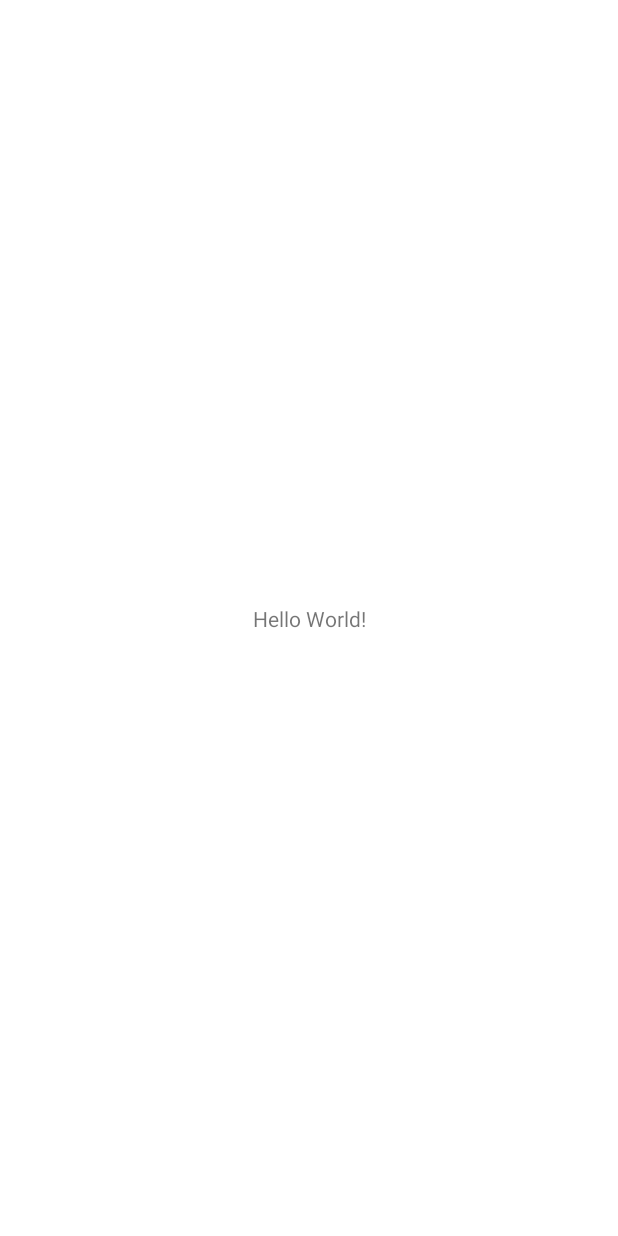
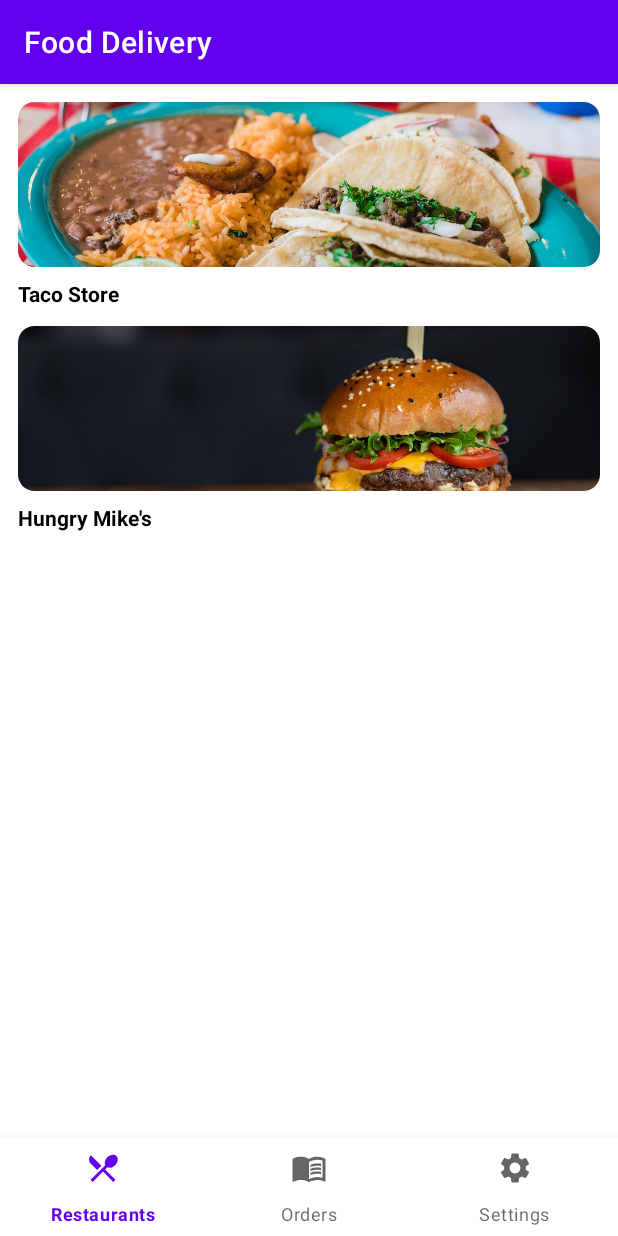
Before and after one commit to Denyol/MAD-Food-Order, an Android app: the screen it shows after launch (MainActivity), on a phone screen of 412 x 824 dp. Before the commit the screen is almost empty. Run offline under Robolectric (Android 15) with nearby library versions, the phone set to English and light mode, and no system bars.

Commit message:
Added Restaurant saving functionality and RecyclerView
- Restaurant details are saved in .json file and read in to the database
- RecyclerView to display restaurants and dynamically assigned image.

```diff
--- a/app/src/main/java/edu/curtin/danieltucker/foode/DBHelper.java
+++ b/app/src/main/java/edu/curtin/danieltucker/foode/DBHelper.java
@@ -17,20 +17,20 @@ public class DBHelper extends SQLiteOpenHelper {
     public void onCreate(SQLiteDatabase db) {
         db.execSQL("CREATE TABLE " + DatabaseSchema.RestaurantTable.NAME + "(" +
                 DatabaseSchema.RestaurantTable.Cols.ID + " INTEGER PRIMARY KEY," +
-                DatabaseSchema.RestaurantTable.Cols.NAME + " TEXT NOT NULL);");
+                DatabaseSchema.RestaurantTable.Cols.NAME + " TEXT NOT NULL)");
 
         db.execSQL("CREATE TABLE " + DatabaseSchema.UsersTable.NAME + "(" +
                 DatabaseSchema.UsersTable.Cols.ID + " INTEGER PRIMARY KEY," +
                 DatabaseSchema.UsersTable.Cols.FIRST_NAME + " TEXT," +
                 DatabaseSchema.UsersTable.Cols.LAST_NAME + " TEXT," +
                 DatabaseSchema.UsersTable.Cols.EMAIL + " TEXT NOT NULL," +
-                DatabaseSchema.UsersTable.Cols.PASSWORD + " TEXT NOT NULL);");
+                DatabaseSchema.UsersTable.Cols.PASSWORD + " TEXT NOT NULL)");
 
         db.execSQL("CREATE TABLE " + DatabaseSchema.ResourceTable.NAME + "(" +
                 DatabaseSchema.ResourceTable.Cols.REF + " TEXT PRIMARY KEY," +
                 DatabaseSchema.ResourceTable.Cols.RESTAURANT + " INTEGER NOT NULL," +
                 "FOREIGN KEY(" + DatabaseSchema.ResourceTable.Cols.RESTAURANT + ") REFERENCES " +
-                DatabaseSchema.RestaurantTable.NAME + "(" + DatabaseSchema.RestaurantTable.Cols.ID + "));");
+                DatabaseSchema.RestaurantTable.NAME + "(" + DatabaseSchema.RestaurantTable.Cols.ID + "))");
 
         db.execSQL("CREATE TABLE " + DatabaseSchema.FoodTable.NAME + "(" +
                 DatabaseSchema.FoodTable.Cols.ID + " INTEGER PRIMARY KEY," +
@@ -41,15 +41,15 @@ public class DBHelper extends SQLiteOpenHelper {
                 "FOREIGN KEY(" + DatabaseSchema.FoodTable.Cols.RESOURCE + ") REFERENCES " +
                 DatabaseSchema.ResourceTable.NAME + "(" + DatabaseSchema.ResourceTable.Cols.REF + "), " +
                 "FOREIGN KEY(" + DatabaseSchema.FoodTable.Cols.RESTAURANT + ") REFERENCES " +
-                DatabaseSchema.RestaurantTable.NAME + "(" + DatabaseSchema.RestaurantTable.Cols.ID + "));");
+                DatabaseSchema.RestaurantTable.NAME + "(" + DatabaseSchema.RestaurantTable.Cols.ID + "))");
 
-        db.execSQL("CREATE TABLE " + DatabaseSchema.OrderTable.NAME + "(" +
+        db.execSQL("CREATE TABLE '" + DatabaseSchema.OrderTable.NAME + "'(" +
                 DatabaseSchema.OrderTable.Cols.ID + " INTEGER PRIMARY KEY," +
                 DatabaseSchema.OrderTable.Cols.USER + " INTEGER NOT NULL," +
                 DatabaseSchema.OrderTable.Cols.ITEM_CODE + " INTEGER NOT NULL," +
                 DatabaseSchema.OrderTable.Cols.QUANTITY + " INTEGER DEFAULT 0," +
                 "FOREIGN KEY(" + DatabaseSchema.OrderTable.Cols.ITEM_CODE + ") REFERENCES " +
-                DatabaseSchema.FoodTable.NAME + "(" + DatabaseSchema.FoodTable.Cols.ID + "));");
+                DatabaseSchema.FoodTable.NAME + "(" + DatabaseSchema.FoodTable.Cols.ID + "))");
     }
 
     @Override
--- a/app/src/main/java/edu/curtin/danieltucker/foode/MainActivity.java
+++ b/app/src/main/java/edu/curtin/danieltucker/foode/MainActivity.java
@@ -1,13 +1,33 @@
 package edu.curtin.danieltucker.foode;
 
 import android.app.Activity;
+import android.database.sqlite.SQLiteDatabase;
 import android.os.Bundle;
+import android.view.View;
 
-public class MainActivity extends Activity {
+import androidx.appcompat.app.AppCompatActivity;
+import androidx.fragment.app.Fragment;
+import androidx.fragment.app.FragmentManager;
+
+import org.json.JSONException;
+
+import edu.curtin.danieltucker.foode.model.FoodeData;
+
+public class MainActivity extends AppCompatActivity {
+
+    private SQLiteDatabase database;
 
     @Override
     protected void onCreate(Bundle savedInstanceState) {
         super.onCreate(savedInstanceState);
         setContentView(R.layout.activity_main);
+
+        database = new DBHelper(this).getWritableDatabase();
+        FoodeData d = new FoodeData(this);
+        d.initDatabaseData();
+
+        FragmentManager fm = getSupportFragmentManager();
+
+        fm.beginTransaction().replace(R.id.mainFrameLayout, RestaurantsFragment.class, null). commit();
     }
 }
--- /dev/null
+++ b/app/src/main/java/edu/curtin/danieltucker/foode/RestaurantListAdapter.java
@@ -0,0 +1,76 @@
+package edu.curtin.danieltucker.foode;
+
+import android.content.Context;
+import android.util.Log;
+import android.view.LayoutInflater;
+import android.view.View;
+import android.view.ViewGroup;
+import android.widget.TextView;
+
+import androidx.annotation.NonNull;
+import androidx.recyclerview.widget.RecyclerView;
+
+import com.google.android.material.imageview.ShapeableImageView;
+
+import java.util.ArrayList;
+
+import edu.curtin.danieltucker.foode.model.Restaurant;
+
+public class RestaurantListAdapter extends RecyclerView.Adapter<RestaurantListAdapter.RestaurantViewHolder> {
+
+    private ArrayList<Restaurant> restaurants;
+    private final Context context;
+
+    public class RestaurantViewHolder extends RecyclerView.ViewHolder {
+
+        private Restaurant restaurant;
+        private TextView name;
+        private ShapeableImageView image;
+
+        public RestaurantViewHolder(@NonNull View itemView) {
+            super(itemView);
+
+            this.name = itemView.findViewById(R.id.restaurantTitle);
+            this.image = itemView.findViewById(R.id.restaurantImageView);
+        }
+
+        public void bind(Restaurant restaurant) {
+            this.restaurant = restaurant;
+
+            name.setText(restaurant.getName());
+            int res = context.getResources().getIdentifier(restaurant.getResourceId(), "drawable", context.getPackageName());
+            this.image.setImageResource(res);
+
+            Log.d("ListAdapter", "Binding " + restaurant.getName() + " Res " + res);
+        }
+    }
+
+    public RestaurantListAdapter(ArrayList<Restaurant> restaurants, Context context) {
+        this.restaurants = restaurants;
+        this.context = context;
+
+        Log.d("ListAdapter", "Created data size " + restaurants.size());
+    }
+
+    @NonNull
+    @Override
+    public RestaurantViewHolder onCreateViewHolder(@NonNull ViewGroup parent, int viewType) {
+        LayoutInflater li = LayoutInflater.from(parent.getContext());
+
+        View restaurantView = li.inflate(R.layout.restaurant_item_view, parent, false);
+
+        return new RestaurantViewHolder(restaurantView);
+    }
+
+    @Override
+    public void onBindViewHolder(@NonNull RestaurantViewHolder holder, int position) {
+        holder.bind(restaurants.get(position));
+    }
+
+    @Override
+    public int getItemCount() {
+        return restaurants.size();
+    }
+
+
+}
--- /dev/null
+++ b/app/src/main/java/edu/curtin/danieltucker/foode/RestaurantsFragment.java
@@ -0,0 +1,55 @@
+package edu.curtin.danieltucker.foode;
+
+import android.os.Bundle;
+
+import androidx.annotation.NonNull;
+import androidx.annotation.Nullable;
+import androidx.fragment.app.Fragment;
+import androidx.lifecycle.ViewModelProvider;
+import androidx.recyclerview.widget.LinearLayoutManager;
+import androidx.recyclerview.widget.RecyclerView;
+
+import android.view.LayoutInflater;
+import android.view.View;
+import android.view.ViewGroup;
+
+import java.util.ArrayList;
+
+import edu.curtin.danieltucker.foode.model.FoodeData;
+import edu.curtin.danieltucker.foode.model.Restaurant;
+import edu.curtin.danieltucker.foode.model.RestaurantAdapter;
+
+public class RestaurantsFragment extends Fragment {
+
+    private FoodeData data;
+
+    public RestaurantsFragment() {
+        // Required empty public constructor
+    }
+
+    @Override
+    public void onCreate(Bundle savedInstanceState) {
+        super.onCreate(savedInstanceState);
+    }
+
+    @Override
+    public void onViewCreated(@NonNull View view, @Nullable Bundle savedInstanceState) {
+        super.onViewCreated(view, savedInstanceState);
+        //data = new ViewModelProvider(requireActivity()).get(FoodeData.class);
+    }
+
+    @Override
+    public View onCreateView(LayoutInflater inflater, ViewGroup container,
+                             Bundle savedInstanceState) {
+        // Inflate the layout for this fragment
+        View v = inflater.inflate(R.layout.fragment_resturants, container, false);
+
+        RecyclerView recyclerView = v.findViewById(R.id.restaurantsRecyclerView);
+        recyclerView.setLayoutManager(new LinearLayoutManager(getActivity()));
+
+        ArrayList<Restaurant> restaurants = new RestaurantAdapter(requireContext()).getRestaurants();
+        recyclerView.setAdapter(new RestaurantListAdapter(restaurants, getContext()));
+
+        return v;
+    }
+}
--- /dev/null
+++ b/app/src/main/java/edu/curtin/danieltucker/foode/model/FoodeData.java
@@ -0,0 +1,75 @@
+package edu.curtin.danieltucker.foode.model;
+
+import android.content.ContentValues;
+import android.content.Context;
+import android.database.Cursor;
+import android.database.sqlite.SQLiteDatabase;
+import android.util.JsonReader;
+import android.util.Log;
+
+import androidx.lifecycle.ViewModel;
+
+import org.json.JSONArray;
+import org.json.JSONException;
+import org.json.JSONObject;
+
+import java.io.BufferedInputStream;
+import java.io.BufferedReader;
+import java.io.IOException;
+import java.io.InputStream;
+import java.io.InputStreamReader;
+import java.util.ArrayList;
+
+import edu.curtin.danieltucker.foode.DBHelper;
+import edu.curtin.danieltucker.foode.DatabaseSchema;
+import edu.curtin.danieltucker.foode.R;
+
+public class FoodeData extends ViewModel {
+
+    private final SQLiteDatabase db;
+    private final Context context;
+    private final RestaurantAdapter restaurantAdapter;
+
+    public FoodeData(Context context) {
+        db = new DBHelper(context).getWritableDatabase();
+        this.context = context;
+        restaurantAdapter = new RestaurantAdapter(db);
+    }
+
+    public void initDatabaseData() {
+        InputStream inputStream = context.getResources().openRawResource(R.raw.menu);
+        StringBuilder json = new StringBuilder();
+
+        try {
+            BufferedReader reader = new BufferedReader(new InputStreamReader(inputStream));
+            String line = reader.readLine();
+            while (line != null) {
+                json.append(line).append("\n");
+                line = reader.readLine();
+            }
+
+            reader.close();
+            inputStream.close();
+
+            JSONObject jsonObject = new JSONObject(json.toString());
+
+            JSONArray restArray = jsonObject.getJSONArray("restaurants");
+            Log.d("Database", json.toString());
+
+            for(int i = 0; i < restArray.length(); i++) {
+                JSONObject obj = restArray.getJSONObject(i);
+
+                String name = obj.getString("name");
+                String resource = obj.getString("banner");
+                Restaurant r = new Restaurant(i, name, resource);
+
+                restaurantAdapter.insertRestaurant(r);
+            }
+        } catch (IOException | JSONException e) {
+            Log.e("FoodeData", "initDatabaseData: ", e);
+        }
+
+    }
+
+
+}
--- /dev/null
+++ b/app/src/main/java/edu/curtin/danieltucker/foode/model/Restaurant.java
@@ -0,0 +1,26 @@
+package edu.curtin.danieltucker.foode.model;
+
+public class Restaurant {
+
+    private final int storeCode;
+    private final String name;
+    private final String resourceId;
+
+    public Restaurant(int storeCode, String name, String resourceId) {
+        this.storeCode = storeCode;
+        this.name = name;
+        this.resourceId = resourceId;
+    }
+
+    public int getStoreCode() {
+        return storeCode;
+    }
+
+    public String getName() {
+        return name;
+    }
+
+    public String getResourceId() {
+        return resourceId;
+    }
+}
--- /dev/null
+++ b/app/src/main/java/edu/curtin/danieltucker/foode/model/RestaurantAdapter.java
@@ -0,0 +1,92 @@
+package edu.curtin.danieltucker.foode.model;
+
+import android.content.ContentValues;
+import android.content.Context;
+import android.database.Cursor;
+import android.database.SQLException;
+import android.database.sqlite.SQLiteDatabase;
+import android.util.Log;
+
+import java.util.ArrayList;
+
+import edu.curtin.danieltucker.foode.DBHelper;
+import edu.curtin.danieltucker.foode.DatabaseSchema;
+
+public class RestaurantAdapter {
+
+    private SQLiteDatabase db;
+
+    public RestaurantAdapter(SQLiteDatabase db) {
+        this.db = db;
+    }
+
+    public RestaurantAdapter(Context context) {
+        this.db = new DBHelper(context).getWritableDatabase();
+    }
+
+    public ArrayList<Restaurant> getRestaurants() {
+        ArrayList<Restaurant> restaurants = new ArrayList<>();
+
+        Cursor c = db.rawQuery("SELECT * FROM " + DatabaseSchema.RestaurantTable.NAME + " INNER JOIN " +
+                        DatabaseSchema.ResourceTable.NAME + " ON " +
+                        DatabaseSchema.RestaurantTable.Cols.ID + " = " +
+                        DatabaseSchema.ResourceTable.Cols.RESTAURANT,
+                null);
+        c.moveToFirst();
+
+        do {
+            Restaurant r = getRestaurant(c);
+
+            if (r != null) {
+                restaurants.add(r);
+            }
+        }
+        while(c.moveToNext());
+
+        c.close();
+
+        return restaurants;
+    }
+
+    /**
+     * Get a Restaurant object from a cursor.
+     * @param cursor
+     * @return Returns null if a Restaurant could not be made from the cursor at current position.
+     */
+    private Restaurant getRestaurant(Cursor cursor) {
+        Restaurant result = null;
+        try {
+            String name = cursor.getString(cursor.getColumnIndexOrThrow(DatabaseSchema.RestaurantTable.Cols.NAME));
+            int storeCode = cursor.getInt(cursor.getColumnIndexOrThrow(DatabaseSchema.RestaurantTable.Cols.ID));
+            String res = cursor.getString(cursor.getColumnIndexOrThrow(DatabaseSchema.ResourceTable.Cols.REF));
+
+            result = new Restaurant(storeCode, name, res);
+
+        } catch (IllegalArgumentException e) {
+            Log.e("RestaurantAdapter", "", e);
+        }
+
+        Log.d("RestaurantAdapter", "Got restaurant " + result.getName());
+
+        return result;
+    }
+
+    public void insertRestaurant(Restaurant restaurant) {
+        ContentValues restTableV = new ContentValues();
+        restTableV.put(DatabaseSchema.RestaurantTable.Cols.ID, restaurant.getStoreCode());
+        restTableV.put(DatabaseSchema.RestaurantTable.Cols.NAME, restaurant.getName());
+
+        long codeRest = db.insert(DatabaseSchema.RestaurantTable.NAME, null, restTableV);
+
+        if (codeRest != -1) {
+            ContentValues resTableV = new ContentValues();
+            resTableV.put(DatabaseSchema.ResourceTable.Cols.REF, restaurant.getResourceId());
+            resTableV.put(DatabaseSchema.ResourceTable.Cols.RESTAURANT, (int) codeRest);
+            long codeRes = db.insert(DatabaseSchema.ResourceTable.NAME, null, resTableV);
+
+            Log.d("RestaurantAdapter", String.format("Inserted restaurant %s at row %d.", restaurant.getName(), codeRes));
+        }
+
+    }
+
+}
--- /dev/null
+++ b/app/src/main/res/drawable/ic_menu_book.xml
@@ -0,0 +1,8 @@
+<vector android:height="24dp" android:tint="#000000"
+    android:viewportHeight="24" android:viewportWidth="24"
+    android:width="24dp" xmlns:android="http://schemas.android.com/apk/res/android">
+    <path android:fillColor="@android:color/white" android:pathData="M21,5c-1.11,-0.35 -2.33,-0.5 -3.5,-0.5c-1.95,0 -4.05,0.4 -5.5,1.5c-1.45,-1.1 -3.55,-1.5 -5.5,-1.5S2.45,4.9 1,6v14.65c0,0.25 0.25,0.5 0.5,0.5c0.1,0 0.15,-0.05 0.25,-0.05C3.1,20.45 5.05,20 6.5,20c1.95,0 4.05,0.4 5.5,1.5c1.35,-0.85 3.8,-1.5 5.5,-1.5c1.65,0 3.35,0.3 4.75,1.05c0.1,0.05 0.15,0.05 0.25,0.05c0.25,0 0.5,-0.25 0.5,-0.5V6C22.4,5.55 21.75,5.25 21,5zM21,18.5c-1.1,-0.35 -2.3,-0.5 -3.5,-0.5c-1.7,0 -4.15,0.65 -5.5,1.5V8c1.35,-0.85 3.8,-1.5 5.5,-1.5c1.2,0 2.4,0.15 3.5,0.5V18.5z"/>
+    <path android:fillColor="@android:color/white" android:pathData="M17.5,10.5c0.88,0 1.73,0.09 2.5,0.26V9.24C19.21,9.09 18.36,9 17.5,9c-1.7,0 -3.24,0.29 -4.5,0.83v1.66C14.13,10.85 15.7,10.5 17.5,10.5z"/>
+    <path android:fillColor="@android:color/white" android:pathData="M13,12.49v1.66c1.13,-0.64 2.7,-0.99 4.5,-0.99c0.88,0 1.73,0.09 2.5,0.26V11.9c-0.79,-0.15 -1.64,-0.24 -2.5,-0.24C15.8,11.66 14.26,11.96 13,12.49z"/>
+    <path android:fillColor="@android:color/white" android:pathData="M17.5,14.33c-1.7,0 -3.24,0.29 -4.5,0.83v1.66c1.13,-0.64 2.7,-0.99 4.5,-0.99c0.88,0 1.73,0.09 2.5,0.26v-1.52C19.21,14.41 18.36,14.33 17.5,14.33z"/>
+</vector>
--- /dev/null
+++ b/app/src/main/res/drawable/ic_restaurant_menu.xml
@@ -0,0 +1,5 @@
+<vector android:height="24dp" android:tint="#000000"
+    android:viewportHeight="24" android:viewportWidth="24"
+    android:width="24dp" xmlns:android="http://schemas.android.com/apk/res/android">
+    <path android:fillColor="@android:color/white" android:pathData="M8.1,13.34l2.83,-2.83L3.91,3.5c-1.56,1.56 -1.56,4.09 0,5.66l4.19,4.18zM14.88,11.53c1.53,0.71 3.68,0.21 5.27,-1.38 1.91,-1.91 2.28,-4.65 0.81,-6.12 -1.46,-1.46 -4.2,-1.1 -6.12,0.81 -1.59,1.59 -2.09,3.74 -1.38,5.27L3.7,19.87l1.41,1.41L12,14.41l6.88,6.88 1.41,-1.41L13.41,13l1.47,-1.47z"/>
+</vector>
--- /dev/null
+++ b/app/src/main/res/drawable/ic_settings.xml
@@ -0,0 +1,5 @@
+<vector android:height="24dp" android:tint="#000000"
+    android:viewportHeight="24" android:viewportWidth="24"
+    android:width="24dp" xmlns:android="http://schemas.android.com/apk/res/android">
+    <path android:fillColor="@android:color/white" android:pathData="M19.14,12.94c0.04,-0.3 0.06,-0.61 0.06,-0.94c0,-0.32 -0.02,-0.64 -0.07,-0.94l2.03,-1.58c0.18,-0.14 0.23,-0.41 0.12,-0.61l-1.92,-3.32c-0.12,-0.22 -0.37,-0.29 -0.59,-0.22l-2.39,0.96c-0.5,-0.38 -1.03,-0.7 -1.62,-0.94L14.4,2.81c-0.04,-0.24 -0.24,-0.41 -0.48,-0.41h-3.84c-0.24,0 -0.43,0.17 -0.47,0.41L9.25,5.35C8.66,5.59 8.12,5.92 7.63,6.29L5.24,5.33c-0.22,-0.08 -0.47,0 -0.59,0.22L2.74,8.87C2.62,9.08 2.66,9.34 2.86,9.48l2.03,1.58C4.84,11.36 4.8,11.69 4.8,12s0.02,0.64 0.07,0.94l-2.03,1.58c-0.18,0.14 -0.23,0.41 -0.12,0.61l1.92,3.32c0.12,0.22 0.37,0.29 0.59,0.22l2.39,-0.96c0.5,0.38 1.03,0.7 1.62,0.94l0.36,2.54c0.05,0.24 0.24,0.41 0.48,0.41h3.84c0.24,0 0.44,-0.17 0.47,-0.41l0.36,-2.54c0.59,-0.24 1.13,-0.56 1.62,-0.94l2.39,0.96c0.22,0.08 0.47,0 0.59,-0.22l1.92,-3.32c0.12,-0.22 0.07,-0.47 -0.12,-0.61L19.14,12.94zM12,15.6c-1.98,0 -3.6,-1.62 -3.6,-3.6s1.62,-3.6 3.6,-3.6s3.6,1.62 3.6,3.6S13.98,15.6 12,15.6z"/>
+</vector>
--- a/app/src/main/res/layout/activity_main.xml
+++ b/app/src/main/res/layout/activity_main.xml
@@ -6,13 +6,24 @@
     android:layout_height="match_parent"
     tools:context=".MainActivity">
 
-    <TextView
-        android:layout_width="wrap_content"
-        android:layout_height="wrap_content"
-        android:text="Hello World!"
+    <FrameLayout
+        android:id="@+id/mainFrameLayout"
+        android:layout_width="match_parent"
+        android:layout_height="0dp"
+        app:layout_constraintBottom_toTopOf="@id/navBar"
+        app:layout_constraintEnd_toEndOf="parent"
+        app:layout_constraintStart_toStartOf="parent"
+        app:layout_constraintTop_toTopOf="parent">
+
+    </FrameLayout>
+
+    <com.google.android.material.bottomnavigation.BottomNavigationView
+        android:id="@+id/navBar"
+        android:layout_width="match_parent"
+        android:layout_height="65dp"
         app:layout_constraintBottom_toBottomOf="parent"
         app:layout_constraintEnd_toEndOf="parent"
         app:layout_constraintStart_toStartOf="parent"
-        app:layout_constraintTop_toTopOf="parent" />
+        app:menu="@menu/bottom_menu" />
 
 </androidx.constraintlayout.widget.ConstraintLayout>
--- /dev/null
+++ b/app/src/main/res/layout/fragment_resturants.xml
@@ -0,0 +1,11 @@
+<?xml version="1.0" encoding="utf-8"?>
+<androidx.recyclerview.widget.RecyclerView xmlns:android="http://schemas.android.com/apk/res/android"
+    xmlns:tools="http://schemas.android.com/tools"
+    android:id="@+id/restaurantsRecyclerView"
+    android:layout_width="match_parent"
+    android:layout_height="match_parent"
+    tools:context=".RestaurantsFragment">
+
+    <!-- TODO: Update blank fragment layout -->
+
+</androidx.recyclerview.widget.RecyclerView>
--- /dev/null
+++ b/app/src/main/res/layout/restaurant_item_view.xml
@@ -0,0 +1,34 @@
+<?xml version="1.0" encoding="utf-8"?>
+<androidx.constraintlayout.widget.ConstraintLayout xmlns:android="http://schemas.android.com/apk/res/android"
+    xmlns:app="http://schemas.android.com/apk/res-auto"
+    xmlns:tools="http://schemas.android.com/tools"
+    android:layout_width="match_parent"
+    android:layout_height="wrap_content">
+
+    <com.google.android.material.imageview.ShapeableImageView
+        android:id="@+id/restaurantImageView"
+        android:layout_width="0dp"
+        android:layout_height="110dp"
+        android:layout_marginStart="12dp"
+        android:layout_marginTop="12dp"
+        android:layout_marginEnd="12dp"
+        android:scaleType="centerCrop"
+        android:src="@drawable/taco_store"
+        app:layout_constraintEnd_toEndOf="parent"
+        app:layout_constraintStart_toStartOf="parent"
+        app:layout_constraintTop_toTopOf="parent"
+        app:shapeAppearance="@style/RoundedCorner" />
+
+    <TextView
+        android:id="@+id/restaurantTitle"
+        android:layout_width="wrap_content"
+        android:layout_height="wrap_content"
+        android:layout_marginStart="12dp"
+        android:layout_marginTop="8dp"
+        android:text="@string/app_name"
+        android:textAllCaps="false"
+        android:textColor="@color/black"
+        android:textStyle="bold"
+        app:layout_constraintStart_toStartOf="parent"
+        app:layout_constraintTop_toBottomOf="@id/restaurantImageView" />
+</androidx.constraintlayout.widget.ConstraintLayout>
--- /dev/null
+++ b/app/src/main/res/menu/bottom_menu.xml
@@ -0,0 +1,15 @@
+<?xml version="1.0" encoding="utf-8"?>
+<menu xmlns:android="http://schemas.android.com/apk/res/android">
+    <item
+        android:id="@+id/restaurants"
+        android:icon="@drawable/ic_restaurant_menu"
+        android:title="Restaurants" />
+    <item
+        android:id="@+id/orders"
+        android:title="Orders"
+        android:icon="@drawable/ic_menu_book"/>
+    <item
+        android:id="@+id/settings"
+        android:icon="@drawable/ic_settings"
+        android:title="Settings" />
+</menu>
--- a/app/src/main/res/values/strings.xml
+++ b/app/src/main/res/values/strings.xml
@@ -1,3 +1,5 @@
 <resources>
     <string name="app_name">Food Delivery</string>
+    <!-- TODO: Remove or change this placeholder text -->
+    <string name="hello_blank_fragment">Hello blank fragment</string>
 </resources>
--- a/app/src/main/res/values/themes.xml
+++ b/app/src/main/res/values/themes.xml
@@ -13,4 +13,9 @@
         <item name="android:statusBarColor" tools:targetApi="l">?attr/colorPrimaryVariant</item>
         <!-- Customize your theme here. -->
     </style>
+
+    <style name="RoundedCorner" parent="">
+        <item name="cornerFamily">rounded</item>
+        <item name="cornerSize">10%</item>
+    </style>
 </resources>
```
Also changed, not shown: app/src/main/res/raw/menu.json (added, +24 -0 lines), app/src/main/res/drawable/hungry_mike.jpg (added), app/src/main/res/drawable/taco_store.jpg (added).
